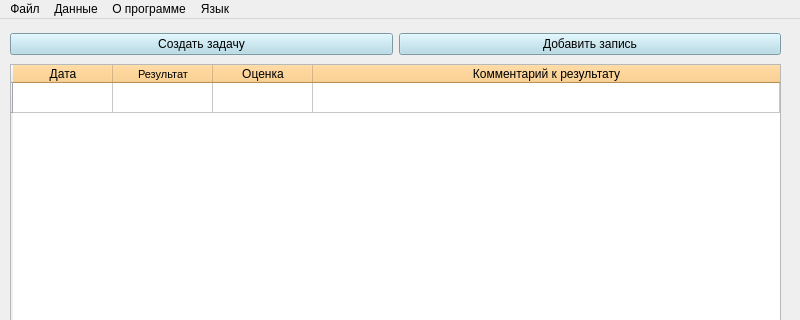
Qt form Design/Russian/main.ui (BorislavTimoshin/TaskCompletionDiary) before a commit; both pictures show x 0 to 800 and y 0 to 320 of the 800 by 729 pixel window.
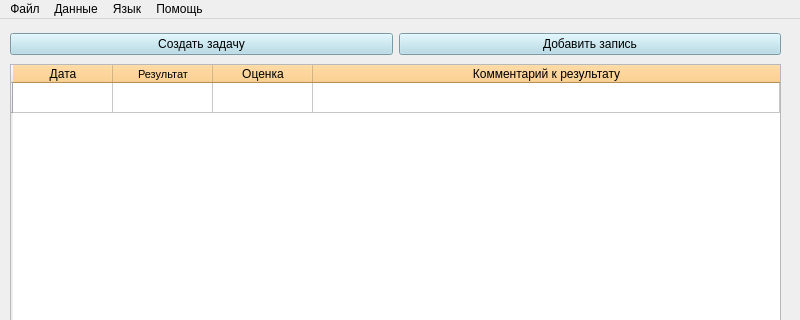
The same form after that commit. Icons and pictures are not drawn.

Commit message: change About to Help

Patch:
```diff
--- a/Design/Russian/main.ui
+++ b/Design/Russian/main.ui
@@ -407,14 +407,14 @@
     </property>
     <addaction name="show_chart_action"/>
    </widget>
-   <widget class="QMenu" name="menuAbout_the_program">
+   <widget class="QMenu" name="menuHelp">
     <property name="title">
-     <string>О программе</string>
+     <string>Помощь</string>
     </property>
     <addaction name="program_description_action"/>
     <addaction name="program_version_action"/>
    </widget>
-   <widget class="QMenu" name="menulanguage">
+   <widget class="QMenu" name="menuLanguage">
     <property name="title">
      <string>Язык</string>
     </property>
@@ -423,8 +423,8 @@
    </widget>
    <addaction name="menuFile"/>
    <addaction name="menuData"/>
-   <addaction name="menuAbout_the_program"/>
-   <addaction name="menulanguage"/>
+   <addaction name="menuLanguage"/>
+   <addaction name="menuHelp"/>
   </widget>
   <action name="actionChart">
    <property name="text">
```
Left out of the diff: 10 changed lines with no effect on the pictures. The commit also changes 7 other files.
